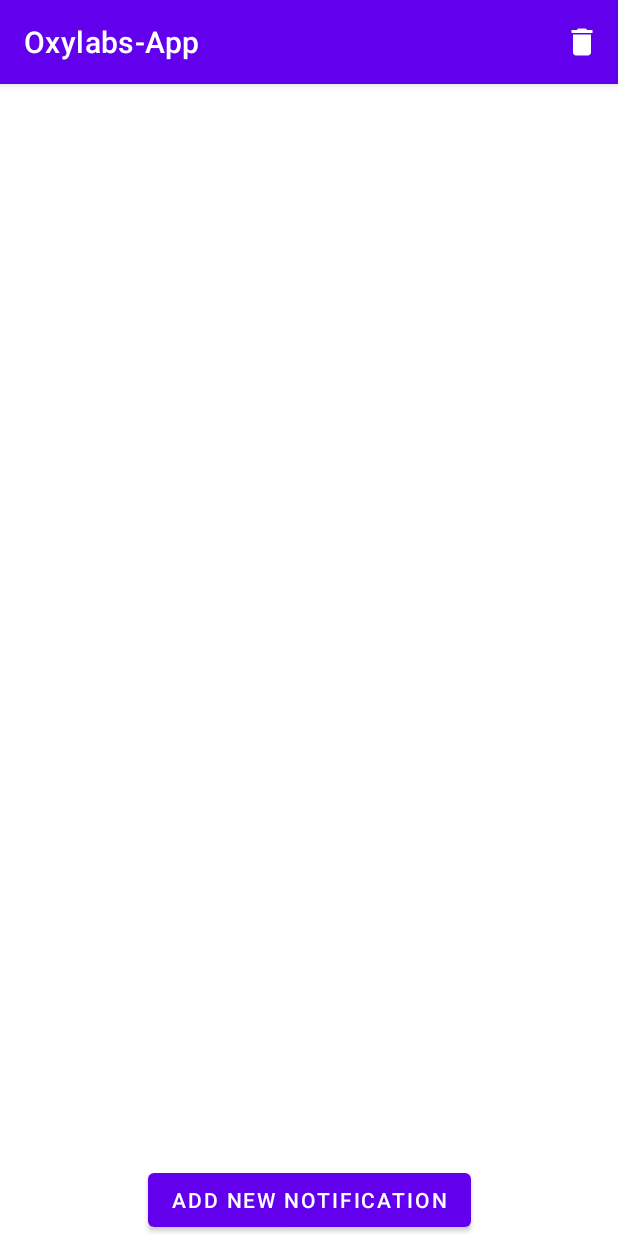
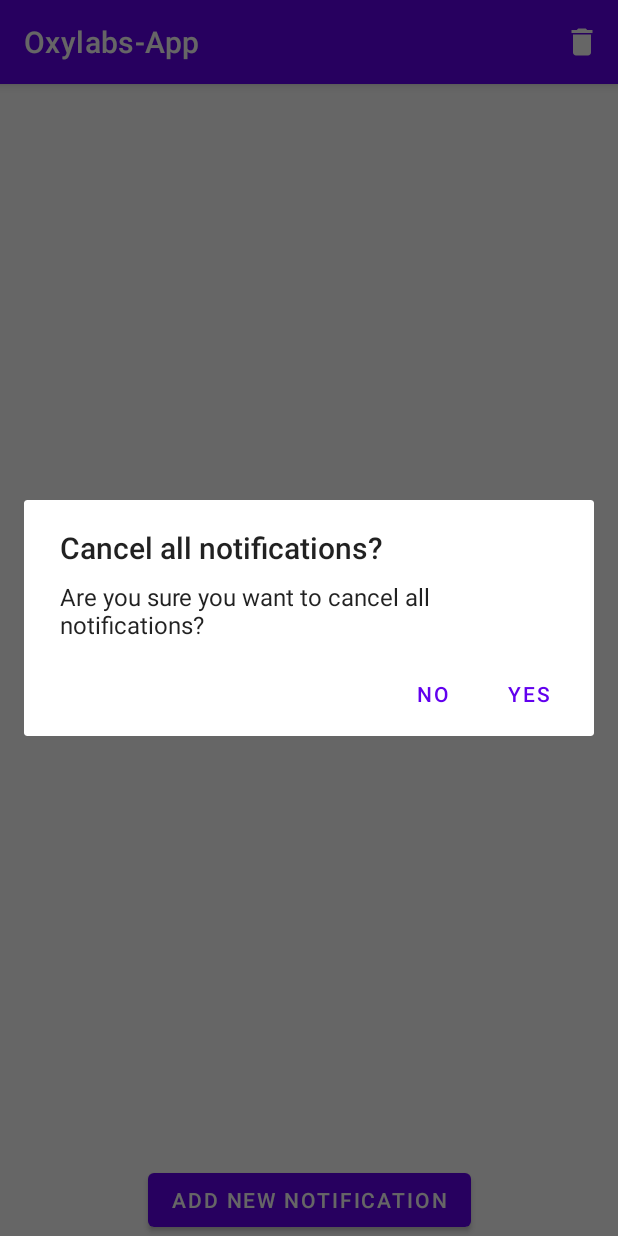
Before and after one commit to Zablas/Oxylabs-App, an Android app: the screen it shows after launch (MainActivity), after a tap on "Cancel All", on a phone screen of 412 x 824 dp. Run offline under Robolectric (Android 15) with nearby library versions, the phone set to English and light mode, and no system bars.

Commit message:
Add confirmation dialog to cancelling all notifications

```diff
--- a/app/src/main/java/com/example/oxylabs_app/EditNotificationActivity.kt
+++ b/app/src/main/java/com/example/oxylabs_app/EditNotificationActivity.kt
@@ -58,7 +58,7 @@ class EditNotificationActivity : AppCompatActivity() {
         displayConfirmDialog()
     }
 
-    fun displayConfirmDialog() {
+    private fun displayConfirmDialog() {
         val dialogBuilder = AlertDialog.Builder(this)
         dialogBuilder.setTitle("Cancel ${notification?.title}?")
         dialogBuilder.setMessage("Are you sure you want to cancel ${notification?.title}?")
--- a/app/src/main/java/com/example/oxylabs_app/MainActivity.kt
+++ b/app/src/main/java/com/example/oxylabs_app/MainActivity.kt
@@ -1,5 +1,6 @@
 package com.example.oxylabs_app
 
+import android.content.DialogInterface
 import android.content.Intent
 import android.database.Cursor
 import androidx.appcompat.app.AppCompatActivity
@@ -8,6 +9,7 @@ import android.view.Menu
 import android.view.MenuItem
 import android.view.View
 import android.widget.Toast
+import androidx.appcompat.app.AlertDialog
 import androidx.recyclerview.widget.LinearLayoutManager
 import androidx.recyclerview.widget.RecyclerView
 import kotlinx.android.synthetic.main.activity_main.*
@@ -31,17 +33,28 @@ class MainActivity : AppCompatActivity() {
     }
 
     override fun onOptionsItemSelected(item: MenuItem): Boolean {
-        if (isCancelAllClicked(item)) {
-            database.deleteAllNotifications()
-            val notificationCount = notifications.size
-            notifications.clear()
-            notificationAdapter.notifyItemRangeRemoved(0, notificationCount)
-            Toast.makeText(this, "All notifications cancelled", Toast.LENGTH_SHORT).show()
-        }
+        if (isCancelAllClicked(item)) displayConfirmDialog()
         return super.onOptionsItemSelected(item)
     }
 
-    fun isCancelAllClicked(item: MenuItem): Boolean = item.itemId == R.id.cancel_all
+    private fun isCancelAllClicked(item: MenuItem): Boolean = item.itemId == R.id.cancel_all
+
+    private fun displayConfirmDialog() {
+        val dialogBuilder = AlertDialog.Builder(this)
+        dialogBuilder.setTitle("Cancel all notifications?")
+        dialogBuilder.setMessage("Are you sure you want to cancel all notifications?")
+        dialogBuilder.setPositiveButton("Yes") { _: DialogInterface, _: Int -> cancelAllNotifications() }
+        dialogBuilder.setNegativeButton("No") { _: DialogInterface, _: Int -> }
+        dialogBuilder.create().show()
+    }
+
+    private fun cancelAllNotifications() {
+        database.deleteAllNotifications()
+        val notificationCount = notifications.size
+        notifications.clear()
+        notificationAdapter.notifyItemRangeRemoved(0, notificationCount)
+        Toast.makeText(this, "All notifications cancelled", Toast.LENGTH_SHORT).show()
+    }
 
     fun openNewNotificationForm(view: View){
         val intent = Intent(this, NewNotificationFormActivity::class.java)
```
